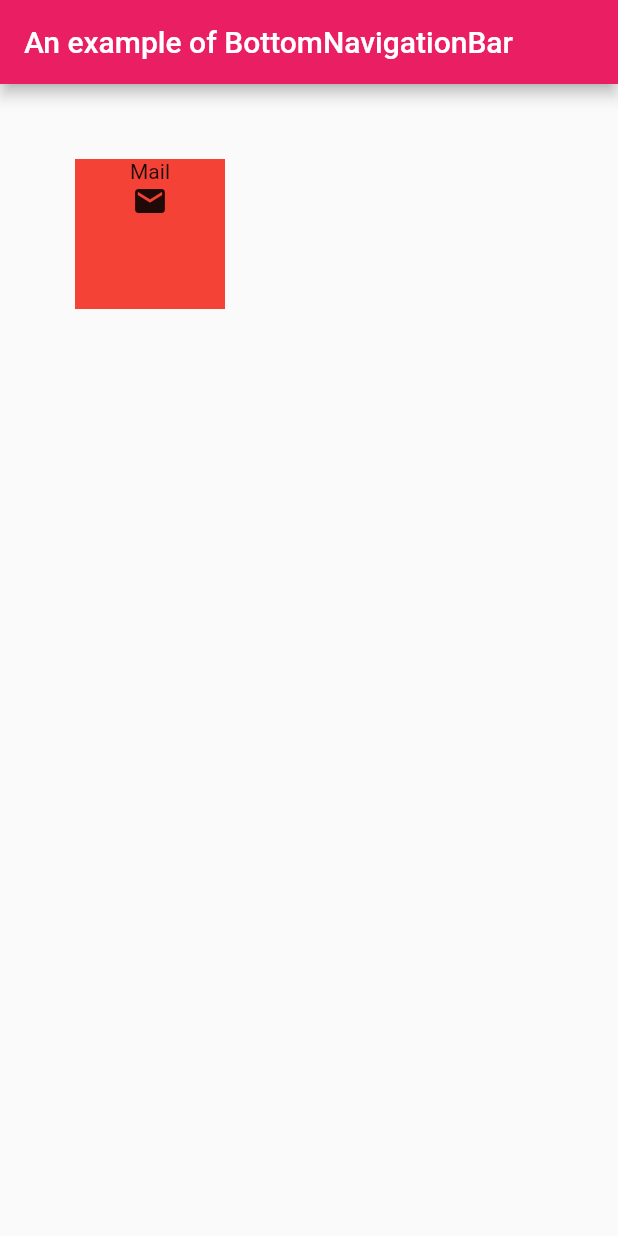
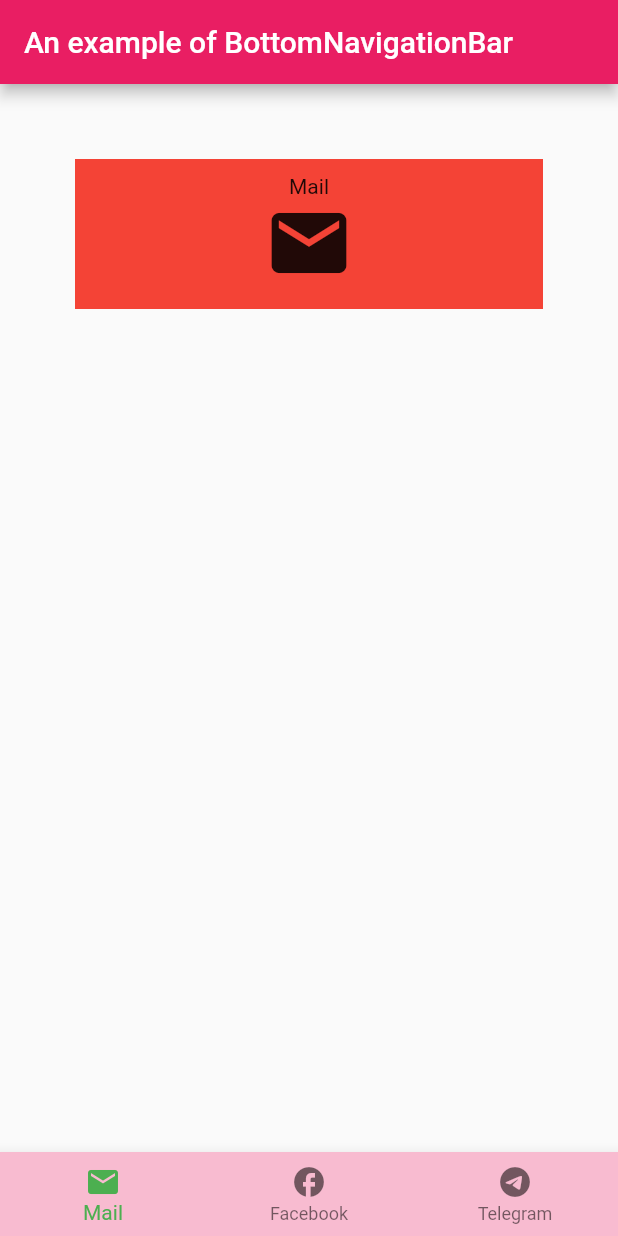
Before and after one commit to UniteacherDrRaed/tutorialbottomnavigationbar, a Flutter app: the screen it shows after launch, on a phone screen of 412 x 824 dp. Run offline on Flutter 3.47's test engine with Material 2 defaults, Android fonts, the phone set to English and light mode, and no system bars; our stand-ins replace flutter_bloc.

Commit message:
adding BottomNavigationBarItems

```diff
--- a/lib/main.dart
+++ b/lib/main.dart
@@ -17,7 +17,7 @@ class MyApp extends StatelessWidget {
 
       home: BlocProvider(
         create:(context)=>CubitForBottomNavigationBar(),
-        child:   const PageBottomNavigationBar(),
+        child:  const  PageBottomNavigationBar(),
         ),
     );
   }
--- a/lib/pagebottomnavigationbar.dart
+++ b/lib/pagebottomnavigationbar.dart
@@ -1,4 +1,4 @@
-import 'dart:html';
+
 
 import 'package:flutter/material.dart';
 import 'package:flutter_bloc/flutter_bloc.dart';
@@ -18,7 +18,7 @@ class PageBottomNavigationBar extends StatelessWidget {
         builder: ((context, state) {
           if(state==0)
           {
-            return _emailWidge();
+            return _mailWidge();
             } else if(state==1
             )
           {
@@ -28,43 +28,73 @@ class PageBottomNavigationBar extends StatelessWidget {
           }
 
         })
+      ),
+      bottomNavigationBar:
+      BlocBuilder<CubitForBottomNavigationBar,int>(
+        builder: (context,state)
+        {
+          return BottomNavigationBar(
+        currentIndex: state,
+        selectedItemColor: Colors.green,
+        backgroundColor: Colors.pink.shade100,
+        onTap: ( (value) => context.read<CubitForBottomNavigationBar>().setindex(value)
+        ),
+        items: const <BottomNavigationBarItem>[
+          BottomNavigationBarItem(
+            icon:  Icon(Icons.mail),
+            label: "Mail",
+            ),
+            BottomNavigationBarItem(
+            icon:  Icon(Icons.facebook),
+            label: "Facebook",
+            ),BottomNavigationBarItem(
+            icon:  Icon(Icons.telegram),
+            label: "Telegram",
+            )
+        ]);
+        },
+        )
+
     );
   }
 
-  Widget _emailWidge()=>Container(
+  Widget _mailWidge()=>Container(
               margin:const EdgeInsets.all(50),
+              padding: const EdgeInsets.all(10),
               color: Colors.red,
               height: 100,
-              width: 100,
+              width: 400,
               child:const Column(
                 children: [
                   Text("Mail"),
-                   Icon(Icons.mail),
+                   Icon(Icons.mail,size: 60,),
                 ]
                 ),
             );
 
      Widget _facebookWidge()=>Container(
               margin:const EdgeInsets.all(50),
+              padding: const EdgeInsets.all(10),
               color: Colors.blue,
               height: 100,
-              width: 100,
+              width: 400,
               child:const Column(
                 children: [
                   Text("Facebook"),
-                   Icon(Icons.facebook),
+                   Icon(Icons.facebook,size: 50,),
                 ]
                 ),
             );
     Widget _telegramWidge()=>Container(
               margin:const EdgeInsets.all(50),
+              padding: const EdgeInsets.all(10),
               color: Colors.green,
               height: 100,
-              width: 100,
+              width: 500,
               child:const Column(
                 children: [
                   Text("Telegram"),
-                   Icon(Icons.telegram),
+                   Icon(Icons.telegram,size: 60,),
                 ]
                 ),
             );
```
